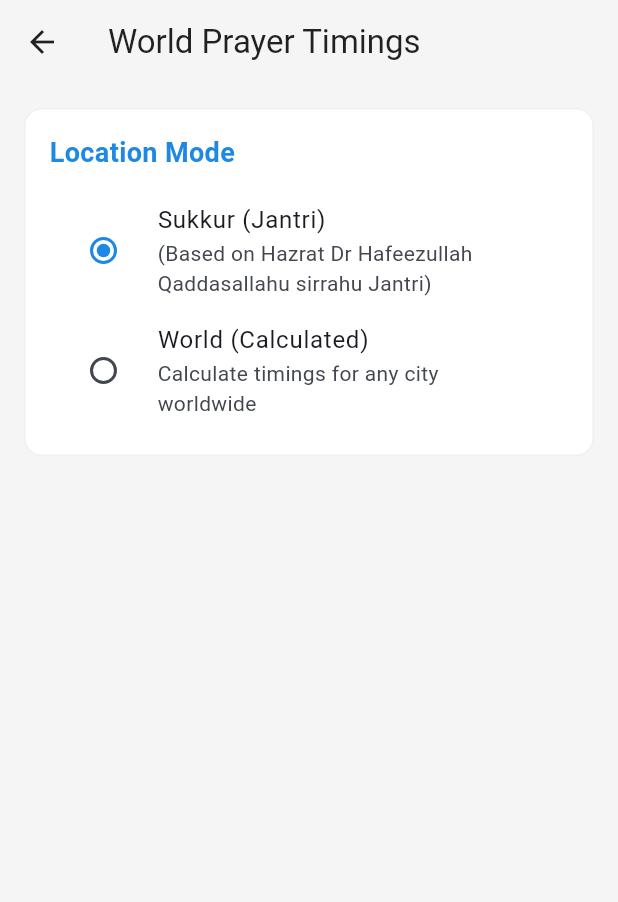
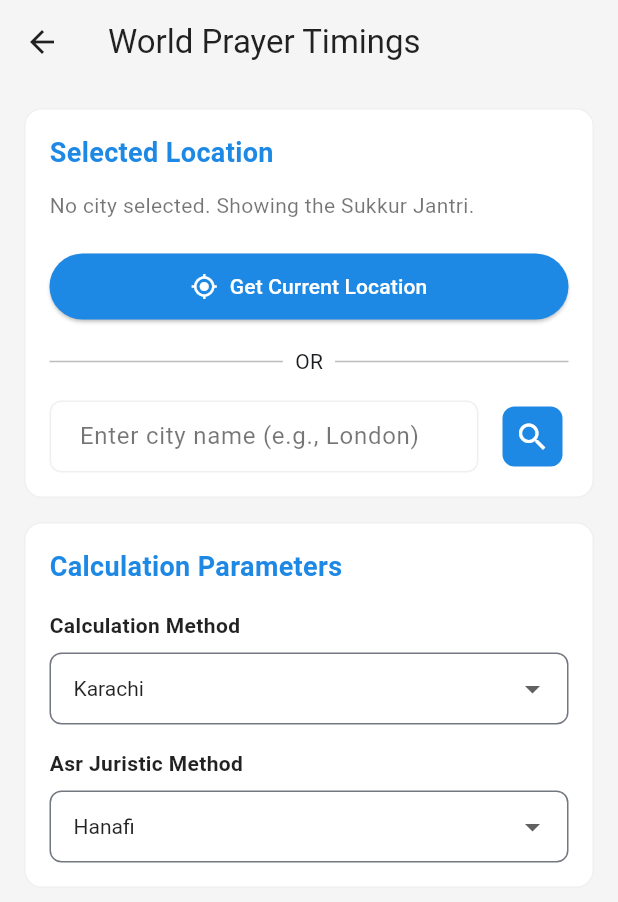
Before and after one commit to safikaleem/Sukkur-Namaz_timings_jantri-main-1-, a Flutter app: the WorldPrayersScreen screen opened directly, on a phone screen of 412 x 824 dp. Shown: the top 902 px of the screen. Run offline on Flutter 3.47's test engine with Material 3 defaults, Android fonts, the phone set to English and light mode, and no system bars; our stand-ins replace adhan, audioplayers, flutter_local_notifications, flutter_timezone, geocoding, geolocator and 6 more; missing offline and left inert: device_frame, flutter_qiblah, home_widget, pdfx, quran, workmanager; accounts and stored records are empty; network calls fail; statements that could not run were skipped; project files that could hold a hidden picture were left out.

Commit message:
Remember the last world city when switching back to the Jantri
The side bar's Sukkur entry used to clear the stored city outright, so a
user who wanted the Jantri "for now" lost their selection and had to
search again. Split the two intentions: useSukkurJantri keeps the city on
file and inert, forgetWorldCity erases it. locationMode is now derived
rather than stored, so a mode with nothing behind it can no longer draw
the six-prayer world layout over eleven-field Jantri data.

The World screen drops the mode radios for a location summary that offers
the remembered city back as "last selected", and a refused Sukkur attempt
now leaves whatever is in charge undisturbed. Sukkur smuggled in by an
older build is erased at launch so it never resurfaces as a suggestion.

Also restyles the home-screen widget layouts and adds the new strings to
the extra world translations.

Co-Authored-By: Claude Opus 5 <noreply@anthropic.com>

```diff
--- a/lib/l10n/world_translations_extra.dart
+++ b/lib/l10n/world_translations_extra.dart
@@ -33,6 +33,10 @@ const Map<String, Map<String, String>> additionalTranslations = {
     'A city selected from World Prayer Timings now appears in your chosen app language, and updates automatically when you change the language.': 'বিশ্ব নামাজের সময় থেকে নির্বাচিত শহর এখন আপনার নির্বাচিত ভাষায় দেখা যায় এবং ভাষা পরিবর্তন করলে স্বয়ংক্রিয়ভাবে বদলে যায়।',
     'Cleaner Header & Monthly Schedule': 'পরিচ্ছন্ন হেডার ও মাসিক সময়সূচী',
     'The top of the Times and Today screens now shows just the city name with a refreshed location pin, and the Monthly Schedule displays the city beside the month.': 'সময় ও আজকের স্ক্রিনের উপরে এখন শুধু শহরের নাম ও নতুন লোকেশন পিন দেখা যায়, আর মাসিক সময়সূচীতে মাসের পাশে শহরের নাম দেখানো হয়।',
+    'Last selected': 'সর্বশেষ নির্বাচিত',
+    'No city selected. Showing the Sukkur Jantri.': 'কোনো শহর নির্বাচন করা হয়নি। সুক্কুর জান্ত্রি দেখানো হচ্ছে।',
+    'Currently showing the Sukkur Jantri.': 'বর্তমানে সুক্কুর জান্ত্রি দেখানো হচ্ছে।',
+    'Use {city}': '{city} ব্যবহার করুন',
     'Reminder': 'রিমাইন্ডার',
     '{prayer} time has started': '{prayer} এর সময় শুরু হয়েছে',
     '(Forbidden time for prayer)': '(নামাজের নিষিদ্ধ সময়)',
@@ -158,6 +162,10 @@ const Map<String, Map<String, String>> additionalTranslations = {
     'A city selected from World Prayer Timings now appears in your chosen app language, and updates automatically when you change the language.': 'Kota yang dipilih dari Waktu Salat Dunia kini tampil dalam bahasa aplikasi yang Anda pilih dan berubah otomatis saat Anda mengganti bahasa.',
     'Cleaner Header & Monthly Schedule': 'Header dan Jadwal Bulanan Lebih Rapi',
     'The top of the Times and Today screens now shows just the city name with a refreshed location pin, and the Monthly Schedule displays the city beside the month.': 'Bagian atas layar Waktu dan Hari Ini kini hanya menampilkan nama kota dengan pin lokasi baru, dan Jadwal Bulanan menampilkan kota di samping bulan.',
+    'Last selected': 'Terakhir dipilih',
+    'No city selected. Showing the Sukkur Jantri.': 'Tidak ada kota dipilih. Menampilkan Jantri Sukkur.',
+    'Currently showing the Sukkur Jantri.': 'Saat ini menampilkan Jantri Sukkur.',
+    'Use {city}': 'Gunakan {city}',
     'Reminder': 'Pengingat',
     '{prayer} time has started': 'Waktu {prayer} telah masuk',
     '(Forbidden time for prayer)': '(Waktu terlarang untuk salat)',
@@ -283,6 +291,10 @@ const Map<String, Map<String, String>> additionalTranslations = {
     'A city selected from World Prayer Timings now appears in your chosen app language, and updates automatically when you change the language.': 'Dünya Namaz Vakitleri bölümünden seçilen şehir artık seçtiğiniz uygulama dilinde görünür ve dili değiştirdiğinizde otomatik olarak güncellenir.',
     'Cleaner Header & Monthly Schedule': 'Daha Sade Başlık ve Aylık Takvim',
     'The top of the Times and Today screens now shows just the city name with a refreshed location pin, and the Monthly Schedule displays the city beside the month.': 'Vakitler ve Bugün ekranlarının üst kısmında artık yalnızca şehir adı ve yenilenen konum işareti görünür; Aylık Takvim ise ayın yanında şehri gösterir.',
+    'Last selected': 'Son seçilen',
+    'No city selected. Showing the Sukkur Jantri.': 'Şehir seçilmedi. Sukkur Jantri gösteriliyor.',
+    'Currently showing the Sukkur Jantri.': 'Şu anda Sukkur Jantri gösteriliyor.',
+    'Use {city}': '{city} şehrini kullan',
     'Reminder': 'Hatırlatıcı',
     '{prayer} time has started': '{prayer} vakti girdi',
     '(Forbidden time for prayer)': '(Namaz kılmanın yasak olduğu vakit)',
@@ -408,6 +420,10 @@ const Map<String, Map<String, String>> additionalTranslations = {
     'A city selected from World Prayer Timings now appears in your chosen app language, and updates automatically when you change the language.': 'Une ville sélectionnée dans les Horaires de prière mondiaux s\'affiche désormais dans la langue choisie et se met à jour automatiquement lorsque vous changez de langue.',
     'Cleaner Header & Monthly Schedule': 'En-tête et calendrier mensuel épurés',
     'The top of the Times and Today screens now shows just the city name with a refreshed location pin, and the Monthly Schedule displays the city beside the month.': 'Le haut des écrans Horaires et Aujourd\'hui n\'affiche plus que le nom de la ville avec un nouveau repère de localisation, et le calendrier mensuel affiche la ville à côté du mois.',
+    'Last selected': 'Dernier lieu sélectionné',
+    'No city selected. Showing the Sukkur Jantri.': 'Aucune ville sélectionnée. Affichage du Jantri de Sukkur.',
+    'Currently showing the Sukkur Jantri.': 'Affichage actuel du Jantri de Sukkur.',
+    'Use {city}': 'Utiliser {city}',
     'Reminder': 'Rappel',
     '{prayer} time has started': "L'heure de {prayer} a commencé",
     '(Forbidden time for prayer)': '(Heure interdite pour la prière)',
@@ -534,6 +550,10 @@ const Map<String, Map<String, String>> additionalTranslations = {
     'A city selected from World Prayer Timings now appears in your chosen app language, and updates automatically when you change the language.': 'वर्ल्ड प्रेयर टाइमिंग्स से चुना गया शहर अब आपकी चुनी हुई भाषा में दिखता है और भाषा बदलने पर अपने आप बदल जाता है।',
     'Cleaner Header & Monthly Schedule': 'बेहतर हेडर और मासिक समय-सारणी',
     'The top of the Times and Today screens now shows just the city name with a refreshed location pin, and the Monthly Schedule displays the city beside the month.': 'समय और आज की स्क्रीन के ऊपर अब केवल शहर का नाम और नया लोकेशन पिन दिखता है, और मासिक समय-सारणी में महीने के साथ शहर भी दिखाया जाता है।',
+    'Last selected': 'अंतिम चयनित',
+    'No city selected. Showing the Sukkur Jantri.': 'कोई शहर चयनित नहीं। सुक्कुर जंतरी दिखाई जा रही है।',
+    'Currently showing the Sukkur Jantri.': 'इस समय सुक्कुर जंतरी दिखाई जा रही है।',
+    'Use {city}': '{city} का उपयोग करें',
     'Reminder': 'अनुस्मारक',
     '{prayer} time has started': '{prayer} का समय शुरू हो गया है',
     '(Forbidden time for prayer)': '(नमाज़ का मना समय)',
@@ -659,6 +679,10 @@ const Map<String, Map<String, String>> additionalTranslations = {
     'A city selected from World Prayer Timings now appears in your chosen app language, and updates automatically when you change the language.': 'شهری که از اوقات نماز جهانی انتخاب می‌شود اکنون به زبان انتخابی شما نمایش داده می‌شود و با تغییر زبان به‌طور خودکار به‌روز می‌گردد.',
     'Cleaner Header & Monthly Schedule': 'سربرگ و برنامه ماهانه مرتب‌تر',
     'The top of the Times and Today screens now shows just the city name with a refreshed location pin, and the Monthly Schedule displays the city beside the month.': 'بالای صفحه‌های اوقات و امروز اکنون تنها نام شهر همراه با نشانگر مکان تازه نمایش داده می‌شود و برنامه ماهانه شهر را در کنار ماه نشان می‌دهد.',
+    'Last selected': 'آخرین مکان انتخابی',
+    'No city selected. Showing the Sukkur Jantri.': 'شهری انتخاب نشده است. جنتری سکر نمایش داده می‌شود.',
+    'Currently showing the Sukkur Jantri.': 'در حال حاضر جنتری سکر نمایش داده می‌شود.',
+    'Use {city}': 'استفاده از {city}',
     'Reminder': 'یادآور',
     '{prayer} time has started': 'وقت {prayer} فرا رسید',
     '(Forbidden time for prayer)': '(وقت ممنوع برای نماز)',
--- a/lib/screens/world_prayers_screen.dart
+++ b/lib/screens/world_prayers_screen.dart
@@ -4,7 +4,6 @@ import 'package:geolocator/geolocator.dart';
 import 'package:geocoding/geocoding.dart';
 import '../providers/settings_provider.dart';
 import '../utils/app_theme.dart';
-import '../widgets/sukkur_header.dart';
 
 class WorldPrayersScreen extends StatefulWidget {
   const WorldPrayersScreen({super.key});
@@ -52,8 +51,9 @@ class _WorldPrayersScreenState extends State<WorldPrayersScreen> {
   bool _looksLikeSukkur(String? name) => SukkurLocation.matchesName(name);
 
   /// Shown instead of switching to calculated timings, in every language.
-  /// Nothing else happens: no location is stored, so Times, Today and Monthly
-  /// go on showing the Jantri rather than a calculated Sukkur.
+  /// Nothing else happens - deliberately: a rejected Sukkur attempt must not
+  /// disturb whatever is already in charge. If a world city was active it
+  /// stays active; if the Jantri was showing, it goes on showing.
   void _showUseJantriMessage(SettingsProvider settings) {
     if (!mounted) return;
     ScaffoldMessenger.of(context).showSnackBar(
@@ -212,6 +212,24 @@ class _WorldPrayersScreenState extends State<WorldPrayersScreen> {
     }
   }
 
+  /// Hands the timings back to the city already on file. The provider refuses
+  /// and erases it if that city turns out to be Sukkur from an older build, in
+  /// which case there is nothing to switch to and the Jantri stands.
+  Future<void> _useLastCity(SettingsProvider settings) async {
+    final city = settings.cityName;
+    final restored = await settings.useLastWorldCity();
+    if (!mounted) return;
+    if (!restored) {
+      _showUseJantriMessage(settings);
+      setState(() {});
+      return;
+    }
+    ScaffoldMessenger.of(context).showSnackBar(SnackBar(content: Text(
+      '${settings.translate('Location updated: ', 'مقام اپڈیٹ ہو گیا: ', 'جڳهه اپڊيٽ ٿي وئي: ', 'تم تحديث الموقع: ')}$city'
+    )));
+    _returnToTimings();
+  }
+
   @override
   void dispose() {
     _cityController.dispose();
@@ -236,53 +254,6 @@ class _WorldPrayersScreenState extends State<WorldPrayersScreen> {
         child: ListView(
           padding: const EdgeInsets.all(16),
           children: [
-            // Mode Selection
-            Container(
-              padding: const EdgeInsets.all(16),
-              decoration: BoxDecoration(
-                color: settings.displayThemeCard(isDark),
-                borderRadius: BorderRadius.circular(12),
-                border: Border.all(color: settings.displayThemeCardBorder(isDark)),
-              ),
-              child: Column(
-                crossAxisAlignment: CrossAxisAlignment.start,
-                children: [
-                  Text(
-                    settings.translate('Location Mode', 'مقام کا انتخاب', 'جڳھ جي چونڊ', 'وضع الموقع'),
-                    style: TextStyle(
-                      fontSize: 18,
-                      fontWeight: FontWeight.bold,
-                      color: AppTheme.accent,
-                    ),
-                  ),
-                  const SizedBox(height: 12),
-                  RadioListTile<LocationMode>(
-                    title: Text(settings.translate('Sukkur (Jantri)', 'سکھر (جنتری)', 'سکر (جنتري)', 'سكر (جنتري)')),
-                    subtitle: Text(settings.translate('(Based on Hazrat Dr Hafeezullah Qaddasallahu sirrahu Jantri)', '(بمطابق حضرت ڈاکٹر حفیظ اللہ صاحب قدس اللہ سرہ جنتری)', '(حضرت ڊاڪٽر حفيظ الله صاحب قدس الله سره جي جنتري مطابق)', '(بناءً على تقويم الشيخ الدكتور حفيظ الله قدس الله سره)')),
-                    value: LocationMode.sukkur,
-                    groupValue: settings.locationMode,
-                    activeColor: AppTheme.accent,
-                    onChanged: (mode) {
-                      if (mode != null) settings.setLocationMode(mode);
-                    },
-                  ),
-                  RadioListTile<LocationMode>(
-                    title: Text(settings.translate('World (Calculated)', 'دنیا (خودکار حساب)', 'دنيا (خودڪار حساب)', 'عالمي (محسوب)')),
-                    subtitle: Text(settings.translate('Calculate timings for any city worldwide', 'دنیا کے کسی بھی شہر کے لیے اوقات کا حساب لگائیں', 'دنيا جي ڪنهن به شهر لاءِ وقتن جو حساب لڳايو', 'حساب الأوقات لأي مدينة في العالم')),
-                    value: LocationMode.world,
-                    groupValue: settings.locationMode,
-                    activeColor: AppTheme.accent,
-                    onChanged: (mode) {
-                      if (mode != null) settings.setLocationMode(mode);
-                    },
-                  ),
-                ],
-              ),
-            ),
-
-            if (settings.locationMode == LocationMode.world) ...[
-              const SizedBox(height: 16),
-
             // Location Details
             Container(
               padding: const EdgeInsets.all(16),
@@ -294,35 +265,7 @@ class _WorldPrayersScreenState extends State<WorldPrayersScreen> {
               child: Column(
                 crossAxisAlignment: CrossAxisAlignment.start,
                 children: [
-                    Text(
-                      settings.translate('Selected Location', 'منتخب مقام', 'چونڊيل جڳھ', 'الموقع المحدد'),
-                      style: TextStyle(
-                        fontSize: 18,
-                        fontWeight: FontWeight.bold,
-                        color: AppTheme.accent,
-                      ),
-                    ),
-                    const SizedBox(height: 12),
-                    Row(
-                      children: [
-                        const Icon(Icons.location_on, color: Colors.red),
-                        const SizedBox(width: 8),
-                        Expanded(
-                          child: Text(
-                            settings.cityName ?? 'None',
-                            style: TextStyle(fontSize: 16, color: textColor, fontWeight: FontWeight.w600),
-                          ),
-                        ),
-                      ],
-                    ),
-                    if (settings.latitude != null && settings.longitude != null)
-                      Padding(
-                        padding: const EdgeInsets.only(left: 32, top: 4),
-                        child: Text(
-                          '${settings.latitude!.toStringAsFixed(4)}, ${settings.longitude!.toStringAsFixed(4)}',
-                          style: TextStyle(color: isDark ? Colors.white54 : Colors.black54, fontSize: 12),
-                        ),
-                      ),
+                  _buildLocationSummary(settings, isDark, textColor),
                   const SizedBox(height: 20),
 
                   SizedBox(
@@ -463,9 +406,118 @@ class _WorldPrayersScreenState extends State<WorldPrayersScreen> {
               ),
             ),
           ],
-          ],
         ),
       ),
     );
   }
+
+  /// Three states, one card header. The city on file outlives a switch back to
+  /// the Jantri, so "stored" and "in charge" are separate questions:
+  ///  - in charge            -> "Selected Location", plain.
+  ///  - stored, not in charge -> "Last selected", plus a button to restore it.
+  ///  - nothing stored       -> a line saying the Jantri is what's showing.
+  ///
+  /// Sukkur is never any of these: it cannot be stored, so it cannot appear.
+  Widget _buildLocationSummary(
+      SettingsProvider settings, bool isDark, Color textColor) {
+    final city = settings.cityName;
+    final active = settings.usesCalculatedTimings;
+    final muted = isDark ? Colors.white54 : Colors.black54;
+
+    if (!settings.hasStoredWorldCity || city == null) {
+      return Column(
+        crossAxisAlignment: CrossAxisAlignment.start,
+        children: [
+          Text(
+            settings.translate('Selected Location', 'منتخب مقام', 'چونڊيل جڳھ', 'الموقع المحدد'),
+            style: TextStyle(fontSize: 18, fontWeight: FontWeight.bold, color: AppTheme.accent),
+          ),
+          const SizedBox(height: 12),
+          Text(
+            settings.translate(
+              'No city selected. Showing the Sukkur Jantri.',
+              'کوئی شہر منتخب نہیں۔ سکھر جنتری دکھائی جا رہی ہے۔',
+              'ڪو به شهر چونڊيل ناهي. سکر جنتري ڏيکاري پئي وڃي.',
+              'لم يتم اختيار مدينة. يتم عرض جنتري سكر.',
+            ),
+            style: TextStyle(fontSize: 14, color: muted),
+          ),
+        ],
+      );
     }
+
+    return Column(
+      crossAxisAlignment: CrossAxisAlignment.start,
+      children: [
+        Text(
+          active
+              ? settings.translate('Selected Location', 'منتخب مقام', 'چونڊيل جڳھ', 'الموقع المحدد')
+              : settings.translate('Last selected', 'آخری منتخب مقام', 'آخري چونڊيل جڳھ', 'آخر موقع محدد'),
+          style: TextStyle(fontSize: 18, fontWeight: FontWeight.bold, color: AppTheme.accent),
+        ),
+        const SizedBox(height: 12),
+        Row(
+          children: [
+            Icon(Icons.location_on, color: active ? Colors.red : muted),
+            const SizedBox(width: 8),
+            Expanded(
+              child: Text(
+                city,
+                style: TextStyle(
+                  fontSize: 16,
+                  color: active ? textColor : muted,
+                  fontWeight: FontWeight.w600,
+                ),
+              ),
+            ),
+          ],
+        ),
+        Padding(
+          padding: const EdgeInsets.only(left: 32, top: 4),
+          child: Text(
+            '${settings.latitude!.toStringAsFixed(4)}, ${settings.longitude!.toStringAsFixed(4)}',
+            style: TextStyle(color: muted, fontSize: 12),
+          ),
+        ),
+        if (!active) ...[
+          const SizedBox(height: 8),
+          Padding(
+            padding: const EdgeInsets.only(left: 32),
+            child: Text(
+              settings.translate(
+                'Currently showing the Sukkur Jantri.',
+                'اس وقت سکھر جنتری دکھائی جا رہی ہے۔',
+                'هن وقت سکر جنتري ڏيکاري پئي وڃي.',
+                'يتم عرض جنتري سكر حاليًا.',
+              ),
+              style: TextStyle(color: muted, fontSize: 12),
+            ),
+          ),
+          const SizedBox(height: 12),
+          SizedBox(
+            width: double.infinity,
+            child: OutlinedButton.icon(
+              style: OutlinedButton.styleFrom(
+                foregroundColor: AppTheme.accent,
+                side: BorderSide(color: AppTheme.accent),
+                padding: const EdgeInsets.symmetric(vertical: 12),
+              ),
+              onPressed: _isLoading ? null : () => _useLastCity(settings),
+              icon: const Icon(Icons.restore),
+              // A placeholder rather than concatenation: languages differ on
+              // where the city goes relative to the verb.
+              label: Text(
+                settings.translate(
+                  'Use {city}',
+                  '{city} استعمال کریں',
+                  '{city} استعمال ڪريو',
+                  'استخدم {city}',
+                ).replaceAll('{city}', city),
+              ),
+            ),
+          ),
+        ],
+      ],
+    );
+  }
+}
```
Also changed, not shown: lib/main.dart (+7 -2 lines), lib/providers/settings_provider.dart (+78 -20 lines), 9 other files. Lines whose indentation alone changed are shown as unchanged.
